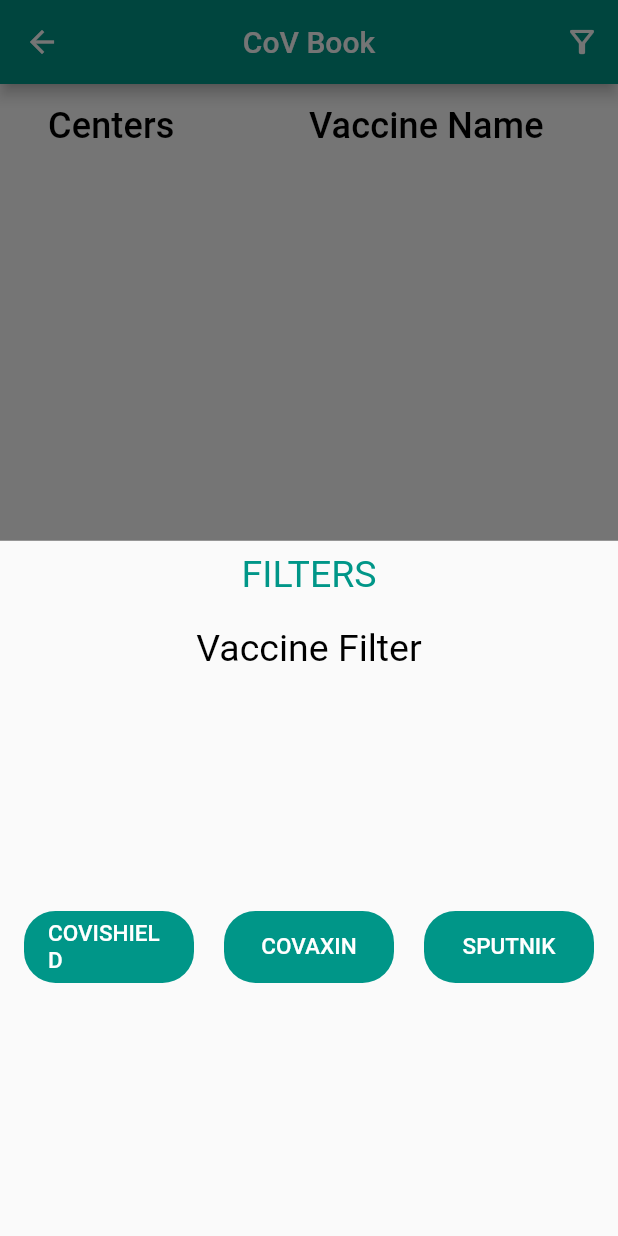
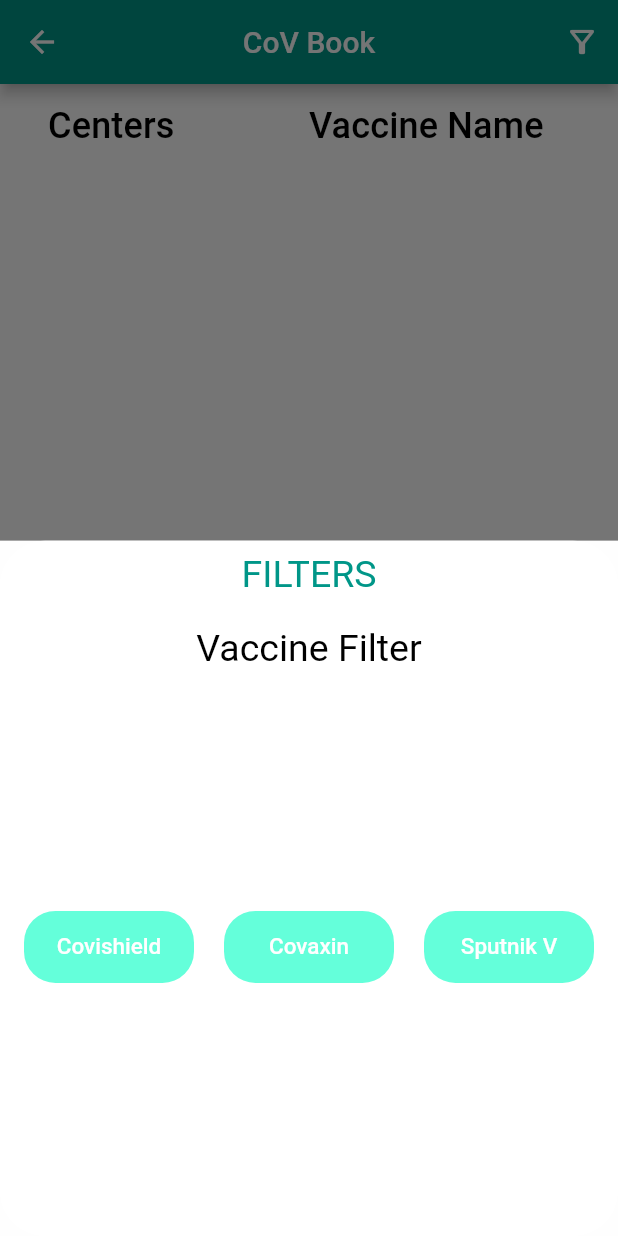
Before and after one commit to NidhiBhanushali3701/cov_book, a Flutter app: the CenterListScreen screen opened directly with empty values, after a tap on the "filter alt" icon, on a phone screen of 412 x 824 dp. Run offline on Flutter 3.47's test engine with Material 2 defaults, Android fonts, the phone set to English and light mode, and no system bars; our stand-ins replace modal_progress_hud, share; network calls fail.

Commit message:
Filters added -> button as switches

```diff
--- a/lib/center_list_screen.dart
+++ b/lib/center_list_screen.dart
@@ -9,6 +9,9 @@ class CenterListScreen extends StatefulWidget {
 
 class _CenterListScreenState extends State<CenterListScreen> {
   int noOfCenters = 0;
+  var currentColor1 = false,
+      currentColor2 = false,
+      currentColor3 = false; //0 - teal //1 - tealaccent
 
   void share(var arg, int index) {
     Share.share(
@@ -22,6 +25,7 @@ class _CenterListScreenState extends State<CenterListScreen> {
       noOfCenters = arguments['ListOfCenters'].length;
       print(noOfCenters);
     }
+
     return Scaffold(
       appBar: AppBar(
         backgroundColor: Colors.teal,
@@ -35,7 +39,15 @@ class _CenterListScreenState extends State<CenterListScreen> {
               showModalBottomSheet(
                 context: context,
                 builder: (context) {
+                  return StatefulBuilder(builder: (BuildContext context,
+                      StateSetter setState /*You can rename this!*/) {
                     return Container(
+                      color: Colors.white70,
+                      child: Container(
+                        decoration: BoxDecoration(
+                          color: Colors.white,
+                          borderRadius: BorderRadius.circular(30),
+                        ),
                         child: Padding(
                           padding: const EdgeInsets.all(8.0),
                           child: Column(
@@ -65,13 +77,21 @@ class _CenterListScreenState extends State<CenterListScreen> {
                                       Expanded(
                                         child: Container(
                                           decoration: BoxDecoration(
-                                        color: Colors.teal,
-                                        borderRadius: BorderRadius.circular(21),
+                                            color: currentColor1
+                                                ? Colors.teal
+                                                : Colors.tealAccent,
+                                            borderRadius:
+                                                BorderRadius.circular(21),
                                           ),
                                           child: FlatButton(
-                                        onPressed: () {},
+                                            onPressed: () {
+                                              setState(() {
+                                                currentColor1 = !currentColor1;
+                                              });
+                                              print("Covishield");
+                                            },
                                             child: Text(
-                                          "COVISHIELD",
+                                              "Covishield",
                                               style: TextStyle(
                                                 color: Colors.white,
                                                 fontSize: 15,
@@ -86,13 +106,21 @@ class _CenterListScreenState extends State<CenterListScreen> {
                                       Expanded(
                                         child: Container(
                                           decoration: BoxDecoration(
-                                        color: Colors.teal,
-                                        borderRadius: BorderRadius.circular(21),
+                                            color: currentColor2
+                                                ? Colors.teal
+                                                : Colors.tealAccent,
+                                            borderRadius:
+                                                BorderRadius.circular(21),
                                           ),
                                           child: FlatButton(
-                                        onPressed: () {},
+                                            onPressed: () {
+                                              setState(() {
+                                                currentColor2 = !currentColor2;
+                                              });
+                                              print("Covaxin");
+                                            },
                                             child: Text(
-                                          "COVAXIN",
+                                              "Covaxin",
                                               style: TextStyle(
                                                 color: Colors.white,
                                                 fontSize: 15,
@@ -107,13 +135,21 @@ class _CenterListScreenState extends State<CenterListScreen> {
                                       Expanded(
                                         child: Container(
                                           decoration: BoxDecoration(
-                                        color: Colors.teal,
-                                        borderRadius: BorderRadius.circular(21),
+                                            color: currentColor3
+                                                ? Colors.teal
+                                                : Colors.tealAccent,
+                                            borderRadius:
+                                                BorderRadius.circular(21),
                                           ),
                                           child: FlatButton(
-                                        onPressed: () {},
+                                            onPressed: () {
+                                              setState(() {
+                                                currentColor3 = !currentColor3;
+                                              });
+                                              print("Sputnik");
+                                            },
                                             child: Text(
-                                          "SPUTNIK",
+                                              "Sputnik V",
                                               style: TextStyle(
                                                 color: Colors.white,
                                                 fontSize: 15,
@@ -129,7 +165,9 @@ class _CenterListScreenState extends State<CenterListScreen> {
                             ],
                           ),
                         ),
+                      ),
                     );
+                  });
                 },
               );
             },
```
Lines whose indentation alone changed are shown as unchanged.
